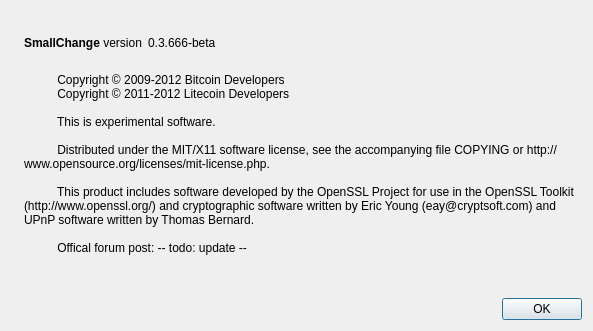
Above: src/qt/forms/aboutdialog.ui from flycoin/flycoin before the change. Below: the same form after it.
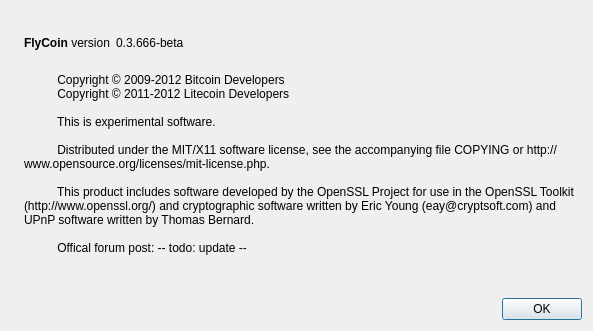
That is the form after the change. Icons and pictures are not drawn.

```diff
--- a/src/qt/forms/aboutdialog.ui
+++ b/src/qt/forms/aboutdialog.ui
@@ -50,7 +50,7 @@
           <cursorShape>IBeamCursor</cursorShape>
          </property>
          <property name="text">
-          <string>&lt;b&gt;SmallChange&lt;/b&gt; version</string>
+          <string>&lt;b&gt;FlyCoin&lt;/b&gt; version</string>
          </property>
          <property name="textInteractionFlags">
           <set>Qt::LinksAccessibleByMouse|Qt::TextSelectableByKeyboard|Qt::TextSelectableByMouse</set>
```
Left out of the diff: 2 changed lines with no effect on the pictures.
